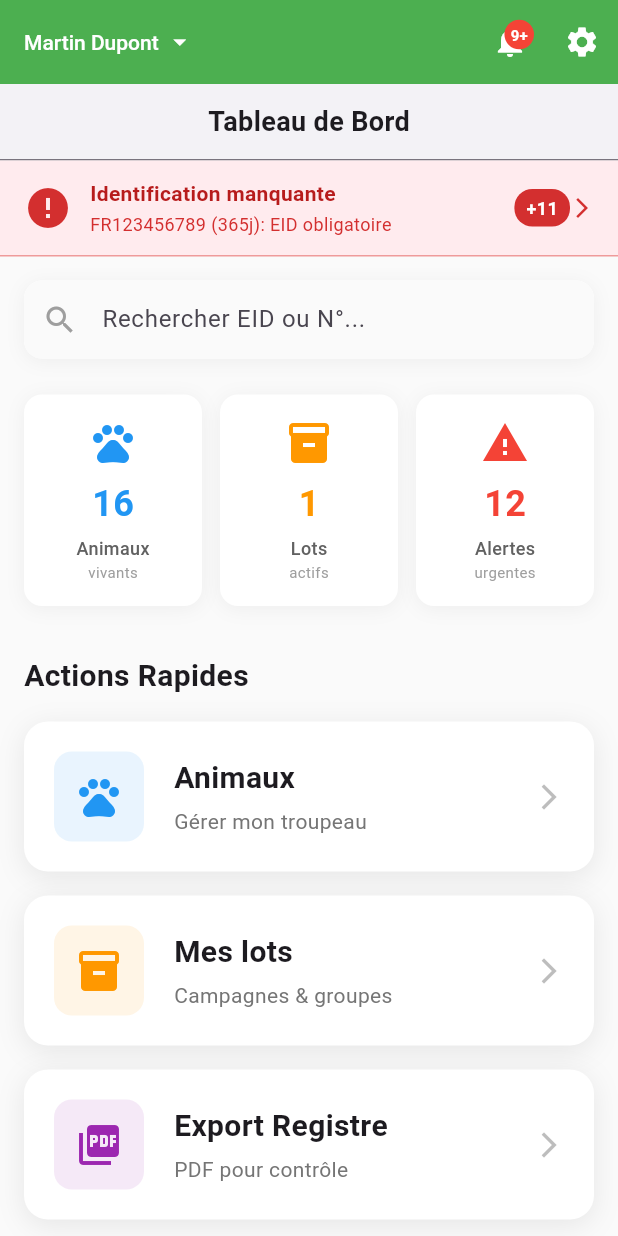
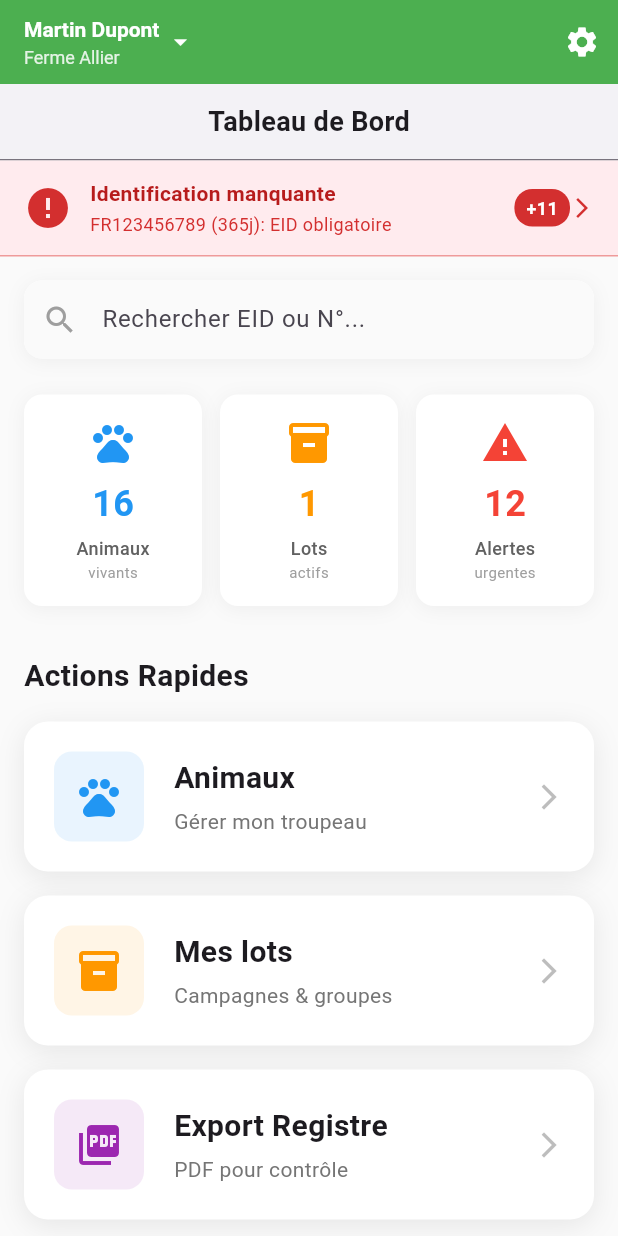
Before and after one commit to ecolealgerienne-ui/ani_tra, a Flutter app: the screen it shows after launch, on a phone screen of 412 x 824 dp. Run offline on Flutter 3.47's test engine with Material 3 defaults, Android fonts, the phone set to English and light mode, and no system bars; our stand-ins replace drift, flutter_local_notifications, pdf, shared_preferences, timezone; missing offline and left inert: mobile_scanner, universal_html; accounts and stored records are empty; generated files the repository leaves out were written again.

Commit message:
feat: improve home screen AppBar UX
✨ User Info Display:
- Add farm name below user name in AppBar
- Create visual hierarchy: user name (bold) + farm name (subtle)
- Use Column layout with proper spacing

🎨 Design Improvements:
- User name: fontWeight.w600 for emphasis
- Farm name: smaller font + 85% opacity for subtle effect
- Spacing: AppConstants.spacingMicro between lines

🗑️ UI Cleanup:
- Remove alerts button from AppBar actions
- Keep only Settings button for cleaner interface
- Alerts still accessible via urgent banner and stats

📐 Constants Compliance:
- Add AppConstants.opacitySubtle = 0.85 for secondary text
- Use AppConstants.spacingMicro for tight vertical spacing
- All numeric values externalized to constants

UX rationale: Farm context is important for multi-farm users, and removing the alerts button reduces visual clutter while alerts remain accessible through the banner and dashboard stats.

```diff
--- a/lib/screens/home/home_screen.dart
+++ b/lib/screens/home/home_screen.dart
@@ -109,12 +109,27 @@ class _HomeScreenState extends State<HomeScreen> {
               child: Row(
                 mainAxisSize: MainAxisSize.min,
                 children: [
-                  Text(
-                    auth.currentUserName ?? 'Utilisateur',
-                    style: const TextStyle(
-                      fontSize: AppConstants.fontSizeBody,
-                      fontWeight: FontWeight.w500,
-                    ),
+                  Column(
+                    crossAxisAlignment: CrossAxisAlignment.start,
+                    mainAxisSize: MainAxisSize.min,
+                    children: [
+                      Text(
+                        auth.currentUserName ?? 'Utilisateur',
+                        style: const TextStyle(
+                          fontSize: AppConstants.fontSizeBody,
+                          fontWeight: FontWeight.w600,
+                        ),
+                      ),
+                      const SizedBox(height: AppConstants.spacingMicro),
+                      Text(
+                        auth.currentFarmName ?? '',
+                        style: TextStyle(
+                          fontSize: AppConstants.fontSizeSmall,
+                          fontWeight: FontWeight.w400,
+                          color: Colors.white.withOpacity(AppConstants.opacitySubtle),
+                        ),
+                      ),
+                    ],
                   ),
                   const SizedBox(width: AppConstants.spacingTiny),
                   const Icon(Icons.arrow_drop_down, size: AppConstants.iconSizeRegular),
@@ -146,54 +161,6 @@ class _HomeScreenState extends State<HomeScreen> {
           },
         ),
         actions: [
-          // 🆕 Bouton Alertes avec badge
-          Consumer<AlertProvider>(
-            builder: (context, alertProvider, child) {
-              final alertCount = alertProvider.alertCount;
-              return Stack(
-                children: [
-                  IconButton(
-                    icon: const Icon(Icons.notifications),
-                    tooltip: AppLocalizations.of(context)
-                        .translate(AppStrings.alerts),
-                    onPressed: () {
-                      Navigator.push(
-                        context,
-                        MaterialPageRoute(
-                          builder: (context) => const AlertsScreen(),
-                        ),
-                      );
-                    },
-                  ),
-                  if (alertCount > 0)
-                    Positioned(
-                      right: 8,
-                      top: 8,
-                      child: Container(
-                        padding: const EdgeInsets.all(AppConstants.spacingTiny),
-                        decoration: const BoxDecoration(
-                          color: Colors.red,
-                          shape: BoxShape.circle,
-                        ),
-                        constraints: const BoxConstraints(
-                          minWidth: 16,
-                          minHeight: 16,
-                        ),
-                        child: Text(
-                          alertCount > 9 ? '9+' : '$alertCount',
-                          style: const TextStyle(
-                            color: Colors.white,
-                            fontSize: AppConstants.fontSizeMicro,
-                            fontWeight: FontWeight.bold,
-                          ),
-                          textAlign: TextAlign.center,
-                        ),
-                      ),
-                    ),
-                ],
-              );
-            },
-          ),
           IconButton(
             icon: const Icon(Icons.settings),
             tooltip: l10n.translate(AppStrings.settings),
--- a/lib/utils/constants.dart
+++ b/lib/utils/constants.dart
@@ -120,6 +120,9 @@ class AppConstants {
 
   /// Opacité moyenne pour les backgrounds de cards
   static const double opacityMedium = 0.2;
+
+  /// Opacité subtile pour le texte secondaire
+  static const double opacitySubtle = 0.85;
 
   // ============ ICON SIZES (si absentes) ============
   /// Taille extra petite pour petites icônes inline
```
